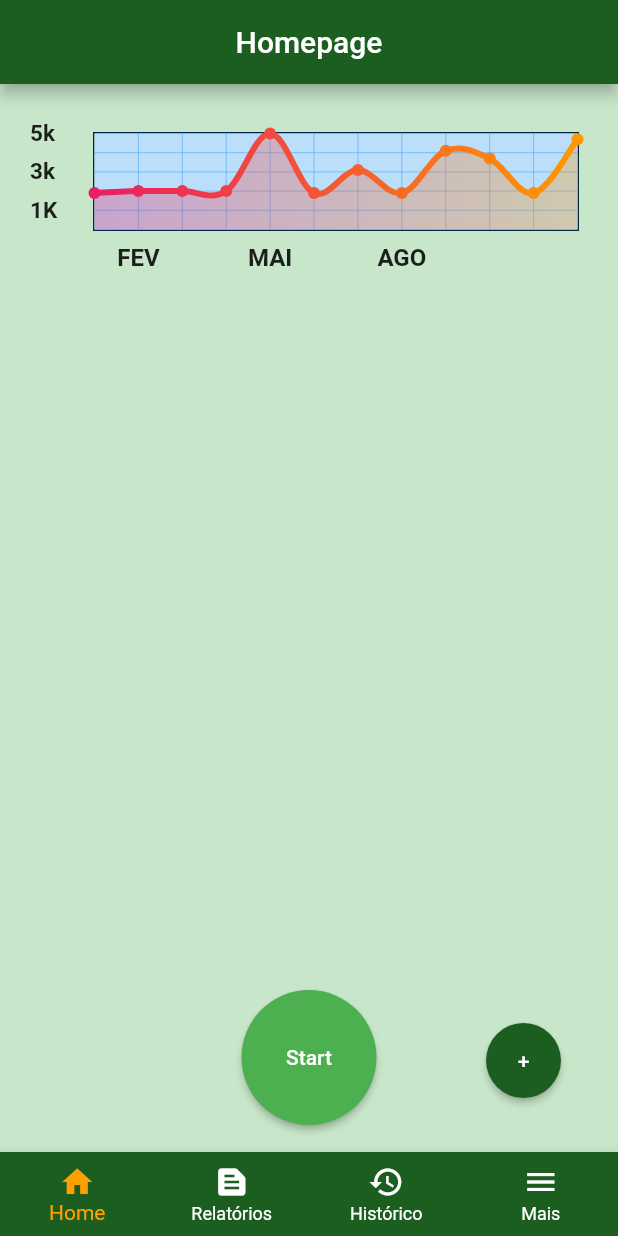
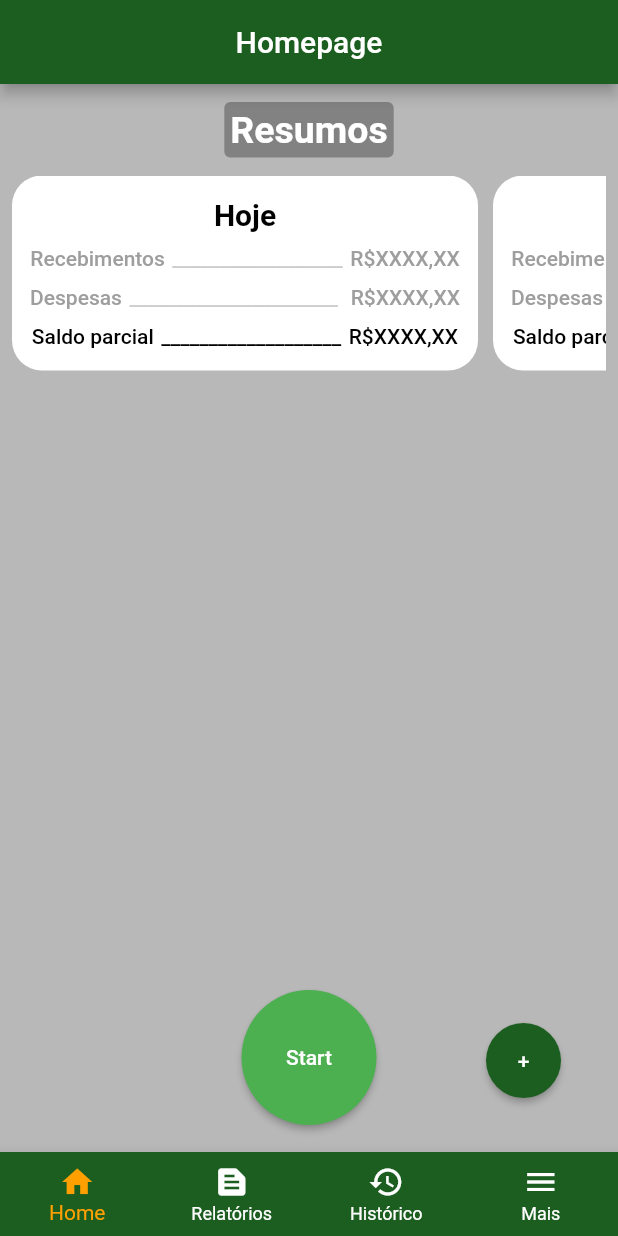
Before and after one commit to MoraesDev1/drive_ease, a Flutter app: the screen it shows after launch, on a phone screen of 412 x 824 dp. Run offline on Flutter 3.47's test engine with Material 3 defaults, Android fonts, the phone set to English and light mode, and no system bars; drawn by our look-alikes of fl_chart; our stand-ins replace sqflite; accounts and stored records are empty.

Commit message:
Criando seção de Resumos na HomePage

```diff
--- a/driveease_v1/lib/Pages/Display/home_page.dart
+++ b/driveease_v1/lib/Pages/Display/home_page.dart
@@ -1,6 +1,6 @@
 import 'package:driveease_v1/Utils/colors_utils.dart';
 import 'package:driveease_v1/Widgets/Button/star_stop_button_widget.dart';
-import 'package:driveease_v1/Widgets/Graphics/main_graphic_widget.dart';
+import 'package:driveease_v1/Widgets/Section/summary_section.dart';
 import 'package:flutter/material.dart';
 
 class HomePage extends StatefulWidget {
@@ -21,13 +21,13 @@ class _HomePageState extends State<HomePage> {
         backgroundColor: Utils.verdePrimario,
       ),
       body: const Padding(
-        padding: EdgeInsets.all(8.0),
+        padding: const EdgeInsets.all(8.0),
         child: Column(
           mainAxisAlignment: MainAxisAlignment.start,
           children: [
-            GraphicMain(),
-            Spacer(),
-            StartStopButton(),
+            SummarySection(),
+            const Spacer(),
+            const StartStopButton(),
           ],
         ),
       ),
--- a/driveease_v1/lib/Utils/colors_utils.dart
+++ b/driveease_v1/lib/Utils/colors_utils.dart
@@ -3,6 +3,6 @@ import 'package:flutter/material.dart';
 class Utils {
   static Color verdePrimario = Colors.green.shade900;
   static Color verdeSecundario = Colors.green.shade500;
-  static Color corFundo = Colors.green.shade100;
+  static Color corFundo = const Color.fromARGB(255, 184, 184, 184);
   static Color corSecundaria = Colors.amber.shade700;
 }
--- /dev/null
+++ b/driveease_v1/lib/Widgets/Cards/card_summary.dart
@@ -0,0 +1,131 @@
+import 'package:flutter/material.dart';
+
+class CardSummary extends StatelessWidget {
+  const CardSummary({super.key, required this.titulo});
+
+  final String titulo;
+
+  @override
+  Widget build(BuildContext context) {
+    return Container(
+      decoration: BoxDecoration(
+          color: Colors.white, borderRadius: BorderRadius.circular(20)),
+      padding: const EdgeInsets.all(8),
+      height: 130,
+      child: Card(
+        elevation: 0,
+        child: Column(
+          mainAxisAlignment: MainAxisAlignment.center,
+          children: [
+            Text(
+              titulo,
+              style: const TextStyle(
+                color: Colors.black,
+                fontWeight: FontWeight.bold,
+                fontSize: 20,
+              ),
+            ),
+            const SizedBox(
+              height: 10,
+            ),
+            const Row(
+              children: [
+                Text(
+                  'Recebimentos',
+                  style: TextStyle(
+                    color: Color.fromARGB(255, 158, 158, 158),
+                    fontWeight: FontWeight.w500,
+                  ),
+                ),
+                SizedBox(
+                  width: 5,
+                ),
+                Text(
+                  '__________________',
+                  style: TextStyle(
+                      color: Color.fromARGB(131, 158, 158, 158),
+                      fontWeight: FontWeight.w500),
+                ),
+                SizedBox(
+                  width: 5,
+                ),
+                Text(
+                  'R\$XXXX,XX',
+                  style: TextStyle(
+                    color: Color.fromARGB(255, 158, 158, 158),
+                    fontWeight: FontWeight.w500,
+                  ),
+                ),
+              ],
+            ),
+            const SizedBox(
+              height: 10,
+            ),
+            const Row(
+              children: [
+                Text(
+                  'Despesas',
+                  style: TextStyle(
+                    color: Color.fromARGB(255, 158, 158, 158),
+                    fontWeight: FontWeight.w500,
+                  ),
+                ),
+                SizedBox(
+                  width: 5,
+                ),
+                Text(
+                  '______________________',
+                  style: TextStyle(
+                      color: Color.fromARGB(131, 158, 158, 158),
+                      fontWeight: FontWeight.w500),
+                ),
+                SizedBox(
+                  width: 5,
+                ),
+                Text(
+                  ' R\$XXXX,XX',
+                  style: TextStyle(
+                    color: Color.fromARGB(255, 158, 158, 158),
+                    fontWeight: FontWeight.w500,
+                  ),
+                ),
+              ],
+            ),
+            const SizedBox(
+              height: 10,
+            ),
+            const Row(
+              children: [
+                Text(
+                  'Saldo parcial',
+                  style: TextStyle(
+                    color: Colors.black,
+                    fontWeight: FontWeight.w500,
+                  ),
+                ),
+                SizedBox(
+                  width: 5,
+                ),
+                Text(
+                  '___________________',
+                  style: TextStyle(
+                      color: Colors.black, fontWeight: FontWeight.w500),
+                ),
+                SizedBox(
+                  width: 5,
+                ),
+                Text(
+                  'R\$XXXX,XX',
+                  style: TextStyle(
+                    color: Colors.black,
+                    fontWeight: FontWeight.w500,
+                  ),
+                ),
+              ],
+            ),
+          ],
+        ),
+      ),
+    );
+  }
+}
--- /dev/null
+++ b/driveease_v1/lib/Widgets/Section/summary_section.dart
@@ -0,0 +1,53 @@
+import 'package:driveease_v1/Widgets/Cards/card_summary.dart';
+import 'package:flutter/material.dart';
+
+class SummarySection extends StatelessWidget {
+  const SummarySection({super.key});
+
+  @override
+  Widget build(BuildContext context) {
+    return const Column(
+      children: [
+        Row(
+          mainAxisAlignment: MainAxisAlignment.center,
+          children: [
+            Card(
+              elevation: 0,
+              color: Color.fromARGB(75, 0, 0, 0),
+              child: Padding(
+                padding: EdgeInsets.all(4),
+                child: Text(
+                  'Resumos',
+                  style: TextStyle(
+                    fontSize: 25,
+                    fontWeight: FontWeight.bold,
+                    color: Colors.white,
+                  ),
+                ),
+              ),
+            ),
+          ],
+        ),
+        SizedBox(
+          height: 8,
+        ),
+        SingleChildScrollView(
+          scrollDirection: Axis.horizontal,
+          child: Row(
+            children: [
+              CardSummary(titulo: 'Hoje'),
+              SizedBox(
+                width: 10,
+              ),
+              CardSummary(titulo: 'Esta Semana'),
+              SizedBox(
+                width: 10,
+              ),
+              CardSummary(titulo: 'Este Mês'),
+            ],
+          ),
+        ),
+      ],
+    );
+  }
+}
```
Also changed, not shown: driveease_v1/lib/Pages/Display/report_page.dart (+6 -9 lines), driveease_v1/lib/Widgets/Graphics/main_graphic_widget.dart (+8 -99 lines), driveease_v1/lib/Widgets/Graphics/report_graphic_semana_widget.dart (+5 -2 lines).
